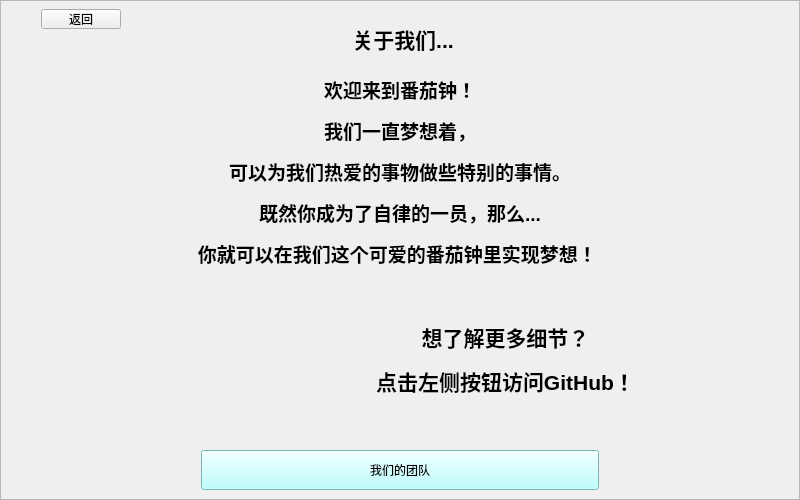
Old version of the form TomClock_QtCreator/screenUi/about.ui in the repository MeoRinLime/TomClock.
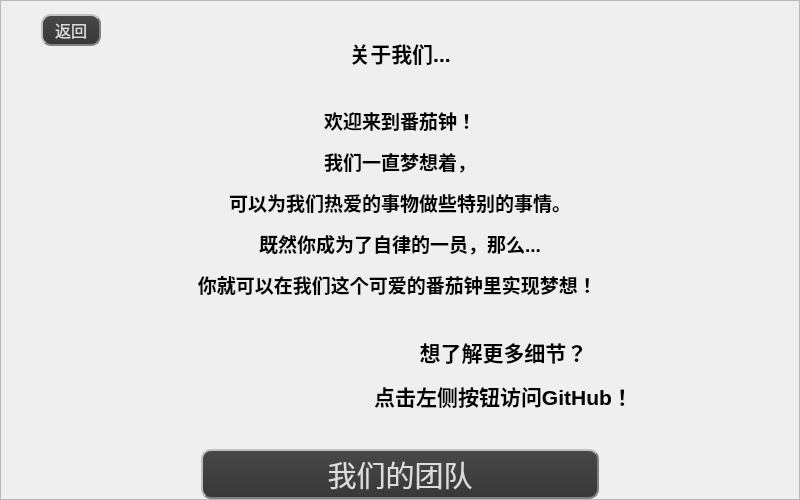
New version of the form. Icons and pictures are not drawn.

What changed in the file:
```diff
--- a/TomClock_QtCreator/screenUi/about.ui
+++ b/TomClock_QtCreator/screenUi/about.ui
@@ -23,7 +23,10 @@
    <iconset resource="../res.qrc">
     <normaloff>:/images/resourse/images/Icons/Main_Color/tomato1.png</normaloff>:/images/resourse/images/Icons/Main_Color/tomato1.png</iconset>
   </property>
-  <layout class="QGridLayout" name="gridLayout_2">
+  <layout class="QVBoxLayout" name="verticalLayout_3">
+   <property name="spacing">
+    <number>0</number>
+   </property>
    <property name="leftMargin">
     <number>0</number>
    </property>
@@ -36,7 +39,7 @@
    <property name="bottomMargin">
     <number>0</number>
    </property>
-   <item row="0" column="0">
+   <item>
     <widget class="QFrame" name="frame">
      <property name="frameShape">
       <enum>QFrame::StyledPanel</enum>
@@ -44,25 +47,24 @@
      <property name="frameShadow">
       <enum>QFrame::Raised</enum>
      </property>
-     <layout class="QGridLayout" name="gridLayout">
-      <property name="leftMargin">
-       <number>0</number>
-      </property>
-      <property name="topMargin">
-       <number>0</number>
-      </property>
-      <property name="rightMargin">
-       <number>0</number>
-      </property>
-      <property name="bottomMargin">
-       <number>0</number>
-      </property>
-      <item row="0" column="0">
-       <layout class="QVBoxLayout" name="verticalLayout">
-        <item>
-         <layout class="QHBoxLayout" name="horizontalLayout_2">
-          <item>
            <layout class="QVBoxLayout" name="verticalLayout_2">
+      <property name="spacing">
+       <number>0</number>
+      </property>
+      <property name="leftMargin">
+       <number>0</number>
+      </property>
+      <property name="topMargin">
+       <number>0</number>
+      </property>
+      <property name="rightMargin">
+       <number>0</number>
+      </property>
+      <property name="bottomMargin">
+       <number>0</number>
+      </property>
+      <item>
+       <layout class="QHBoxLayout" name="horizontalLayout_2">
             <item>
              <layout class="QHBoxLayout" name="horizontalLayout">
               <item>
@@ -82,6 +84,24 @@
                </spacer>
               </item>
               <item>
+           <layout class="QVBoxLayout" name="verticalLayout">
+            <item>
+             <spacer name="verticalSpacer_2">
+              <property name="orientation">
+               <enum>Qt::Vertical</enum>
+              </property>
+              <property name="sizeType">
+               <enum>QSizePolicy::Fixed</enum>
+              </property>
+              <property name="sizeHint" stdset="0">
+               <size>
+                <width>20</width>
+                <height>13</height>
+               </size>
+              </property>
+             </spacer>
+            </item>
+            <item>
                <widget class="QPushButton" name="backToMain">
                 <property name="sizePolicy">
                  <sizepolicy hsizetype="Minimum" vsizetype="Fixed">
@@ -89,16 +109,67 @@
                   <verstretch>0</verstretch>
                  </sizepolicy>
                 </property>
+              <property name="minimumSize">
+               <size>
+                <width>60</width>
+                <height>23</height>
+               </size>
+              </property>
                 <property name="maximumSize">
                  <size>
                   <width>16777215</width>
-                  <height>20</height>
-                 </size>
-                </property>
+                <height>16777215</height>
+               </size>
+              </property>
+              <property name="styleSheet">
+               <string notr="true">.QPushButton,.QToolButton{
+color:#DCDCDC;
+font: 16px;
+min-height:15px;
+background:qlineargradient(spread:pad,x1:0,y1:0,x2:0,y2:1,stop:0 #484848,stop:1 #383838);
+border:2px groove gray;
+border-radius:10px;
+padding:2px 4px;
+border-style: outset;
+}
+
+.QPushButton:hover,.QToolButton:hover{
+background:qlineargradient(spread:pad,x1:0,y1:0,x2:0,y2:1,stop:0 #646464,stop:1 #525252);
+}
+
+.QPushButton:pressed,.QToolButton:pressed{
+background:qlineargradient(spread:pad,x1:0,y1:0,x2:0,y2:1,stop:0 #484848,stop:1 #383838);
+}</string>
+              </property>
                 <property name="text">
                  <string>返回</string>
                 </property>
-               </widget>
+              <property name="icon">
+               <iconset resource="../res.qrc">
+                <normaloff>:/images/resourse/images/Icons/Default_Color/back.png</normaloff>:/images/resourse/images/Icons/Default_Color/back.png</iconset>
+              </property>
+              <property name="iconSize">
+               <size>
+                <width>20</width>
+                <height>20</height>
+               </size>
+              </property>
+             </widget>
+            </item>
+            <item>
+             <spacer name="verticalSpacer">
+              <property name="orientation">
+               <enum>Qt::Vertical</enum>
+              </property>
+              <property name="sizeHint" stdset="0">
+               <size>
+                <width>20</width>
+                <height>40</height>
+               </size>
+              </property>
+             </spacer>
+            </item>
+           </layout>
               </item>
               <item>
                <spacer name="horizontalSpacer_2">
@@ -116,27 +187,9 @@
              </layout>
             </item>
             <item>
-             <spacer name="verticalSpacer_2">
-              <property name="orientation">
-               <enum>Qt::Vertical</enum>
-              </property>
-              <property name="sizeType">
-               <enum>QSizePolicy::Fixed</enum>
-              </property>
-              <property name="sizeHint" stdset="0">
-               <size>
-                <width>20</width>
-                <height>40</height>
-               </size>
-              </property>
-             </spacer>
-            </item>
-           </layout>
-          </item>
-          <item>
            <widget class="QLabel" name="label">
             <property name="sizePolicy">
-             <sizepolicy hsizetype="Preferred" vsizetype="Fixed">
+           <sizepolicy hsizetype="Preferred" vsizetype="Expanding">
               <horstretch>0</horstretch>
               <verstretch>0</verstretch>
              </sizepolicy>
@@ -151,6 +204,9 @@
             <property name="orientation">
              <enum>Qt::Horizontal</enum>
             </property>
+          <property name="sizeType">
+           <enum>QSizePolicy::Expanding</enum>
+          </property>
             <property name="sizeHint" stdset="0">
              <size>
               <width>40</width>
@@ -200,7 +256,7 @@
             <property name="minimumSize">
              <size>
               <width>0</width>
-              <height>170</height>
+            <height>150</height>
              </size>
             </property>
             <property name="styleSheet">
@@ -285,17 +341,48 @@
           </item>
           <item>
            <widget class="QPushButton" name="ourTeam">
+          <property name="sizePolicy">
+           <sizepolicy hsizetype="Minimum" vsizetype="Preferred">
+            <horstretch>0</horstretch>
+            <verstretch>0</verstretch>
+           </sizepolicy>
+          </property>
             <property name="minimumSize">
              <size>
               <width>0</width>
-              <height>40</height>
-             </size>
-            </property>
+            <height>23</height>
+           </size>
+          </property>
+          <property name="maximumSize">
+           <size>
+            <width>16777215</width>
+            <height>50</height>
+           </size>
+          </property>
+          <property name="font">
+           <font>
+            <family>方正铭石体 简</family>
+            <pointsize>22</pointsize>
+           </font>
+          </property>
             <property name="styleSheet">
-             <string notr="true">background-color:rgb(170, 255, 255);
-font: 16pt &quot;隶书&quot;;
-alternate-background-color: qlineargradient(spread:pad, x1:0, y1:0, x2:1, y2:0, stop:0 rgba(0, 0, 0, 255), stop:1 rgba(255, 255, 255, 255));
+           <string notr="true">.QPushButton,.QToolButton{
+color:#DCDCDC;
+min-height:15px;
+background:qlineargradient(spread:pad,x1:0,y1:0,x2:0,y2:1,stop:0 #484848,stop:1 #383838);
+border:2px groove gray;
+border-radius:10px;
+padding:2px 4px;
+border-style: outset;
+}
 
+.QPushButton:hover,.QToolButton:hover{
+background:qlineargradient(spread:pad,x1:0,y1:0,x2:0,y2:1,stop:0 #646464,stop:1 #525252);
+}
+
+.QPushButton:pressed,.QToolButton:pressed{
+background:qlineargradient(spread:pad,x1:0,y1:0,x2:0,y2:1,stop:0 #484848,stop:1 #383838);
+}
 </string>
             </property>
             <property name="text">
@@ -318,8 +405,6 @@
              </size>
             </property>
            </spacer>
-          </item>
-         </layout>
         </item>
        </layout>
       </item>
```
Lines whose indentation alone changed are shown as unchanged.
